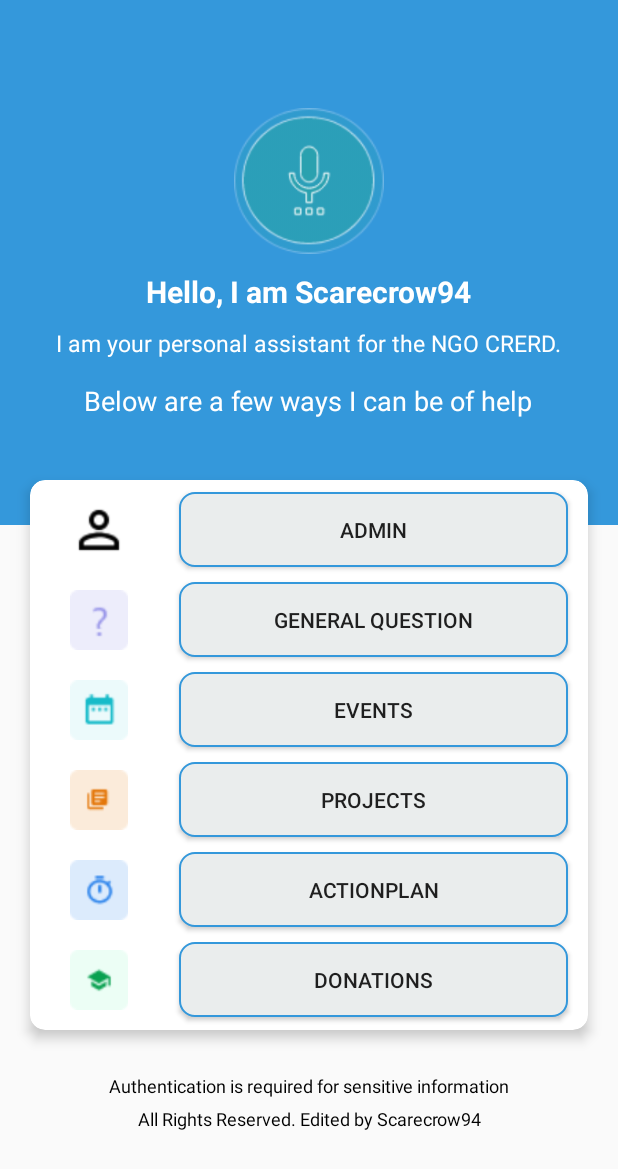
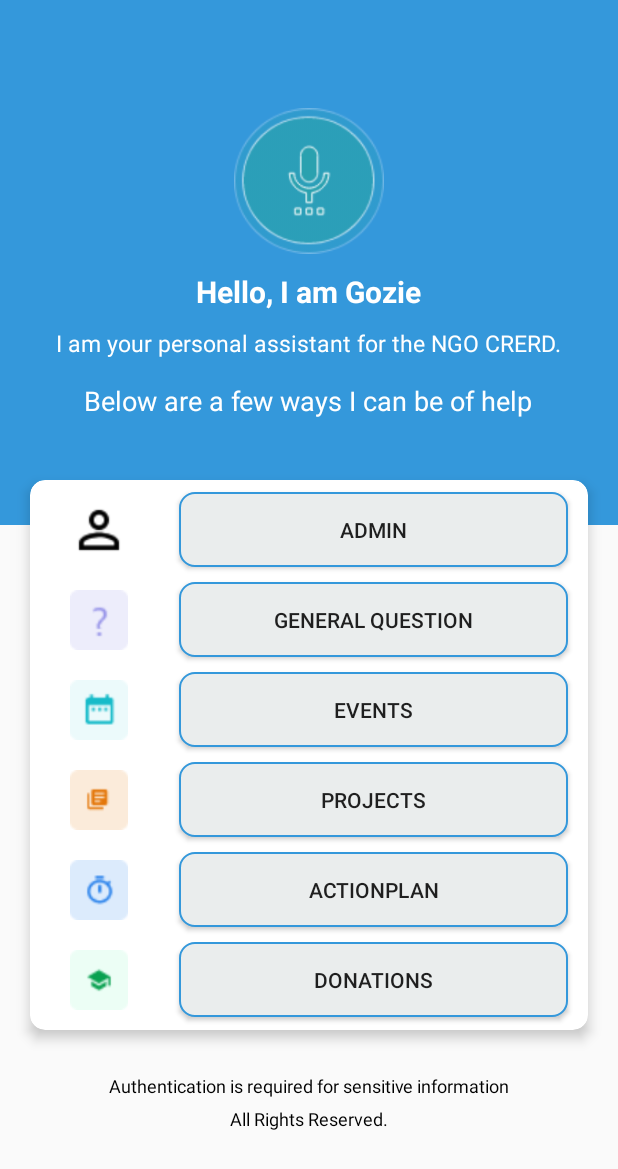
Before and after one commit to Nindaime/ChatbotNGO, an Android app: the screen it shows after launch (PersonalAssistantHome), on a phone screen of 412 x 824 dp. Shown: the top 1169 px of the screen. Run offline under Robolectric (Android 15) with nearby library versions, the phone set to English and light mode, and no system bars.

Commit message:
Main Page UI update

```diff
--- a/app/src/main/res/layout/activity_personal_assistant_home.xml
+++ b/app/src/main/res/layout/activity_personal_assistant_home.xml
@@ -37,12 +37,12 @@
                     android:id="@+id/hello_james_text_view"
                     android:layout_width="wrap_content"
                     android:layout_height="wrap_content"
-                    android:text="Hello, I am Scarecrow94"
+                    android:layout_gravity="center"
+                    android:layout_marginTop="10dp"
+                    android:text="Hello, I am Gozie"
                     android:textColor="#ffffff"
                     android:textSize="20sp"
-                    android:textStyle="bold"
-                    android:layout_gravity="center"
-                    android:layout_marginTop="10dp"/>
+                    android:textStyle="bold" />
 
                 <TextView
                     android:id="@+id/school_personal_assistant_text_view"
@@ -316,12 +316,12 @@
                     android:id="@+id/all_rights_reserved"
                     android:layout_width="match_parent"
                     android:layout_height="wrap_content"
+                    android:layout_marginTop="5dp"
+                    android:layout_marginBottom="5dp"
                     android:gravity="center"
-                    android:text="All Rights Reserved. Edited by Scarecrow94"
+                    android:text="All Rights Reserved."
                     android:textColor="#000000"
-                    android:textSize="12sp"
-                    android:layout_marginTop="5dp"
-                    android:layout_marginBottom="5dp"/>
+                    android:textSize="12sp" />
 
             </LinearLayout>
 
```
Also changed, not shown: 1 other file.
